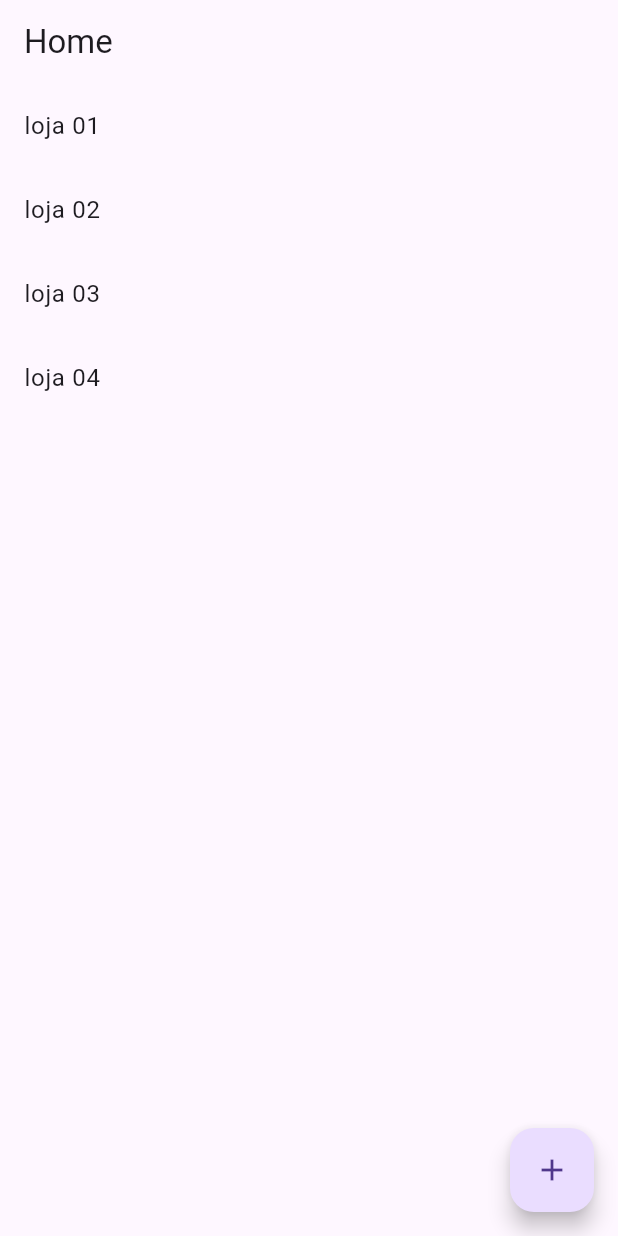
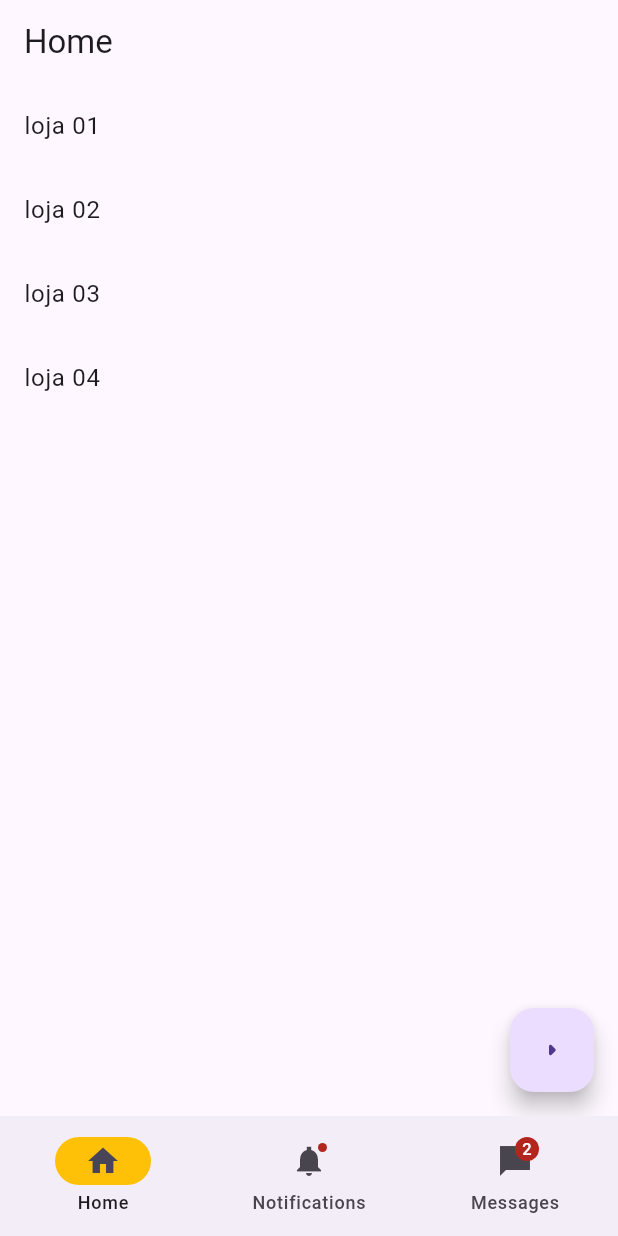
Before and after one commit to dayvsonlsantos/e-flutter, a Flutter app: the screen it shows after launch, on a phone screen of 412 x 824 dp. Run offline on Flutter 3.47's test engine with Material 3 defaults, Android fonts, the phone set to English and light mode, and no system bars.

```diff
--- a/ola_mundo/lib/main.dart
+++ b/ola_mundo/lib/main.dart
@@ -1,10 +1,10 @@
 import 'package:flutter/material.dart';
-import 'package:ola_mundo/myapp.dart';
+import 'package:ola_mundo/widgets/navigation_bar_app.dart';
 
 // Page -> São Widgets que ocupam a tela inteira
 // Widgets -> Representam alguns pixels da tela, semelhante ao HTML
 // Widgte -> É uma class abstrata
 void main() {
   // Utilizamos o runApp para colocar o widget na tela
-  runApp(const MyApp());
+  runApp(const NavigationBarApp());
 }
--- a/ola_mundo/lib/pages/home_page.dart
+++ b/ola_mundo/lib/pages/home_page.dart
@@ -1,5 +1,7 @@
 // Componetizando os itens
+import 'package:flutter/cupertino.dart';
 import 'package:flutter/material.dart';
+import 'package:ola_mundo/pages/second_page.dart';
 // import 'package:ola_mundo/controller/home_controller.dart';
 
 // class HomePage extends StatelessWidget {
@@ -145,7 +147,7 @@ class _HomePageState extends State<HomePage> {
         // Exige algumas propriedades
 
         // Adiciona um icone
-        child: const Icon(Icons.add),
+        child: const Icon(Icons.arrow_right_rounded),
         // Ao clicar, chamará essa função anonima (pois não está com nome)
         onPressed: () {
           // print('clicou');
@@ -154,10 +156,14 @@ class _HomePageState extends State<HomePage> {
           // Não funciona, pois precisa recarregar os valores da página (Hot Reload), para isso, usamos o setState()
           setState(() {
             //Boa prática adicionarmos dentro dessa função anonima, tudo que será alterado
-            counter++;
+            // counter++;
+            Navigator.of(context).push(
+              MaterialPageRoute(builder: (context) => const SecondPage()),
+            );
           }); //Funciona apenas dentro de uma classe State
         },
       ),
+
     );
   }
 }
--- /dev/null
+++ b/ola_mundo/lib/widgets/navigation_bar_app.dart
@@ -0,0 +1,113 @@
+import 'package:flutter/material.dart';
+import 'package:ola_mundo/pages/home_page.dart';
+import 'package:ola_mundo/pages/second_page.dart';
+
+/// Flutter code sample for [NavigationBar].
+
+void main() => runApp(const NavigationBarApp());
+
+class NavigationBarApp extends StatelessWidget {
+  const NavigationBarApp({super.key});
+
+  @override
+  Widget build(BuildContext context) {
+    return MaterialApp(
+      theme: ThemeData(useMaterial3: true),
+      home: const NavigationExample(),
+    );
+  }
+}
+
+class NavigationExample extends StatefulWidget {
+  const NavigationExample({super.key});
+
+  @override
+  State<NavigationExample> createState() => _NavigationExampleState();
+}
+
+class _NavigationExampleState extends State<NavigationExample> {
+  int currentPageIndex = 0;
+
+  @override
+  Widget build(BuildContext context) {
+    final ThemeData theme = Theme.of(context);
+    return Scaffold(
+      bottomNavigationBar: NavigationBar(
+        onDestinationSelected: (int index) {
+          setState(() {
+            currentPageIndex = index;
+          });
+        },
+        indicatorColor: Colors.amber,
+        selectedIndex: currentPageIndex,
+        destinations: const <Widget>[
+          NavigationDestination(
+            selectedIcon: Icon(Icons.home),
+            icon: Icon(Icons.home_outlined),
+            label: 'Home',
+          ),
+          NavigationDestination(
+            icon: Badge(child: Icon(Icons.notifications_sharp)),
+            label: 'Notifications',
+          ),
+          NavigationDestination(
+            icon: Badge(
+              label: Text('2'),
+              child: Icon(Icons.messenger_sharp),
+            ),
+            label: 'Messages',
+          ),
+        ],
+      ),
+      body: <Widget>[
+        /// Home page
+        const HomePage(),
+
+        /// Notifications page
+        const SecondPage(),
+
+        /// Messages page
+        ListView.builder(
+          reverse: true,
+          itemCount: 2,
+          itemBuilder: (BuildContext context, int index) {
+            if (index == 0) {
+              return Align(
+                alignment: Alignment.centerRight,
+                child: Container(
+                  margin: const EdgeInsets.all(8.0),
+                  padding: const EdgeInsets.all(8.0),
+                  decoration: BoxDecoration(
+                    color: theme.colorScheme.primary,
+                    borderRadius: BorderRadius.circular(8.0),
+                  ),
+                  child: Text(
+                    'Hello',
+                    style: theme.textTheme.bodyLarge!
+                        .copyWith(color: theme.colorScheme.onPrimary),
+                  ),
+                ),
+              );
+            }
+            return Align(
+              alignment: Alignment.centerLeft,
+              child: Container(
+                margin: const EdgeInsets.all(8.0),
+                padding: const EdgeInsets.all(8.0),
+                decoration: BoxDecoration(
+                  color: theme.colorScheme.primary,
+                  borderRadius: BorderRadius.circular(8.0),
+                ),
+                child: Text(
+                  'Hi!',
+                  style: theme.textTheme.bodyLarge!
+                      .copyWith(color: theme.colorScheme.onPrimary),
+                ),
+              ),
+            );
+          },
+        ),
+      ][currentPageIndex],
+    );
+  }
+}
```
Also changed, not shown: ola_mundo/lib/pages/second_page.dart (added, +62 -0 lines).
